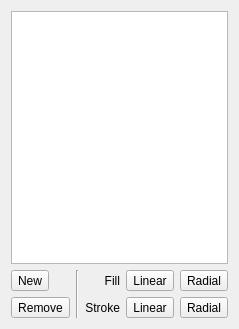
Old version of the form src/gui/widgets/shape_style/gradient_list_widget.ui in the repository mbasaglia/glaxnimate.
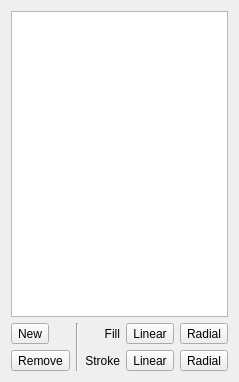
New version of the form. Icons and pictures are not drawn.

Commit message: Basic gradient editing

```diff
--- a/src/gui/widgets/shape_style/gradient_list_widget.ui
+++ b/src/gui/widgets/shape_style/gradient_list_widget.ui
@@ -7,12 +7,25 @@
     <x>0</x>
     <y>0</y>
     <width>177</width>
-    <height>329</height>
+    <height>382</height>
    </rect>
   </property>
   <layout class="QVBoxLayout" name="verticalLayout">
    <item>
-    <widget class="QListView" name="listView"/>
+    <widget class="QTableView" name="list_view">
+     <property name="selectionMode">
+      <enum>QAbstractItemView::SingleSelection</enum>
+     </property>
+     <property name="selectionBehavior">
+      <enum>QAbstractItemView::SelectRows</enum>
+     </property>
+     <attribute name="horizontalHeaderVisible">
+      <bool>true</bool>
+     </attribute>
+     <attribute name="verticalHeaderVisible">
+      <bool>false</bool>
+     </attribute>
+    </widget>
    </item>
    <item>
     <layout class="QGridLayout" name="gridLayout">
```
Left out of the diff: 6 changed lines with no effect on the pictures. The commit also changes 20 other files.
